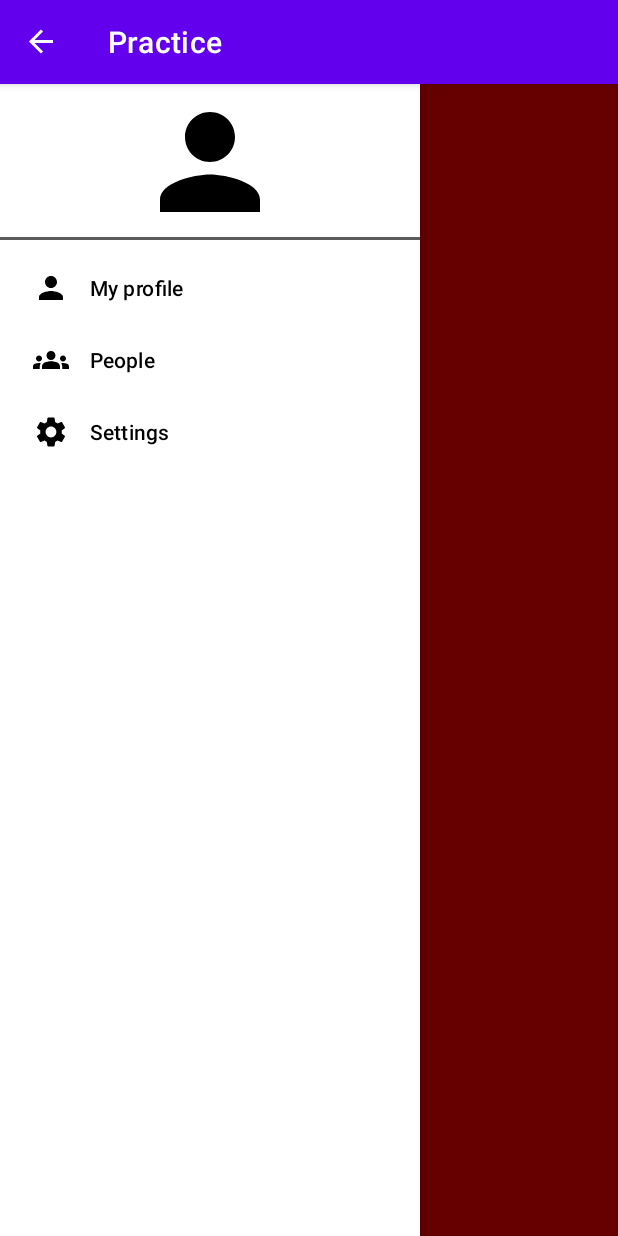
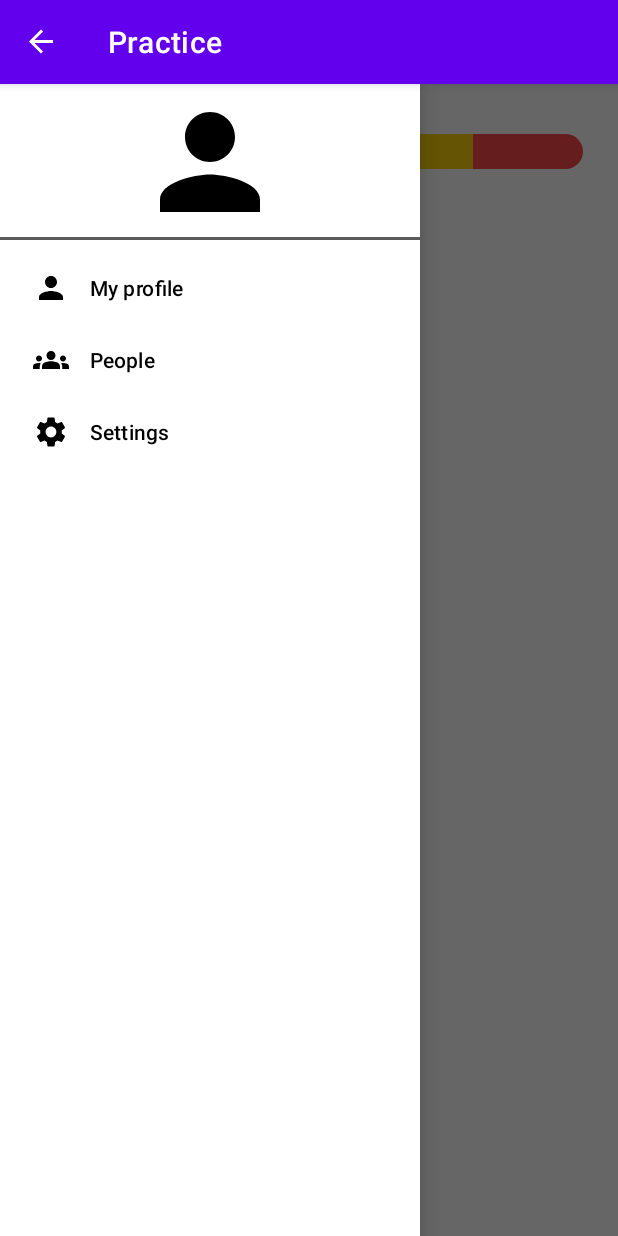
Before and after one commit to Jaya-supriya-somasani/Practice, an Android app: the SettingsFragment screen opened through its navigation route, with the side drawer open, on a phone screen of 412 x 824 dp. Run offline under Robolectric (Android 15) with nearby library versions, the phone set to English and light mode, and no system bars; our stand-ins replace data binding, navigation-ui; 5 statements that could not run were skipped.

Commit message:
1.views with binding

```diff
--- /dev/null
+++ b/app/src/main/res/drawable/first_button.xml
@@ -0,0 +1,10 @@
+<?xml version="1.0" encoding="utf-8"?>
+<shape xmlns:android="http://schemas.android.com/apk/res/android"
+    android:shape="rectangle">
+
+    <solid android:color="#71e95e" />
+
+    <corners
+        android:bottomLeftRadius="20dp"
+        android:topLeftRadius="20dp" />
+</shape>
--- /dev/null
+++ b/app/src/main/res/drawable/five_button.xml
@@ -0,0 +1,10 @@
+<?xml version="1.0" encoding="utf-8"?>
+<shape xmlns:android="http://schemas.android.com/apk/res/android"
+    android:shape="rectangle">
+
+    <solid android:color="#ff4848" />
+
+    <corners
+        android:bottomRightRadius="35dp"
+        android:topRightRadius="35dp" />
+</shape>
--- /dev/null
+++ b/app/src/main/res/drawable/fourth_button.xml
@@ -0,0 +1,5 @@
+<?xml version="1.0" encoding="utf-8"?>
+<shape xmlns:android="http://schemas.android.com/apk/res/android"
+    android:shape="rectangle">
+    <solid android:color="#fad207" />
+</shape>
--- /dev/null
+++ b/app/src/main/res/drawable/second_button.xml
@@ -0,0 +1,5 @@
+<?xml version="1.0" encoding="utf-8"?>
+<shape xmlns:android="http://schemas.android.com/apk/res/android"
+    android:shape="rectangle">
+    <solid android:color="#fda428" />
+</shape>
--- /dev/null
+++ b/app/src/main/res/drawable/third_button.xml
@@ -0,0 +1,5 @@
+<?xml version="1.0" encoding="utf-8"?>
+<shape xmlns:android="http://schemas.android.com/apk/res/android"
+    android:shape="rectangle">
+    <solid android:color="#2edffc" />
+</shape>
--- /dev/null
+++ b/app/src/main/res/layout/fragment_graph.xml
@@ -0,0 +1,79 @@
+<?xml version="1.0" encoding="utf-8"?>
+<layout>
+
+    <data>
+
+        <variable
+            name="correct"
+            type="int" />
+
+        <variable
+            name="skipped"
+            type="int" />
+
+        <variable
+            name="incorrect"
+            type="int" />
+
+        <variable
+            name="partial"
+            type="int" />
+
+        <variable
+            name="skippedNotVisited"
+            type="int" />
+    </data>
+
+    <LinearLayout xmlns:android="http://schemas.android.com/apk/res/android"
+        xmlns:app="http://schemas.android.com/apk/res-auto"
+        android:layout_width="match_parent"
+        android:layout_height="50dp"
+        android:background="#FFFFFF"
+        android:orientation="horizontal"
+        android:padding="3dp">
+
+        <View
+            android:id="@+id/firstBtn"
+            android:layout_width="0dp"
+            android:layout_height="match_parent"
+            android:layout_weight="1"
+            android:background="@drawable/first_button"
+            app:variable_weight="@{correct}" />
+
+        <View
+            android:id="@+id/secondBtn"
+            android:layout_width="0dp"
+            android:layout_height="match_parent"
+            android:layout_marginVertical="10dp"
+            android:layout_weight="1"
+            android:background="@drawable/second_button"
+            app:variable_weight="@{skipped}" />
+
+        <View
+            android:id="@+id/thirdBtn"
+            android:layout_width="0dp"
+            android:layout_height="match_parent"
+            android:layout_marginVertical="10dp"
+            android:layout_weight="1"
+            android:background="@drawable/third_button"
+            app:variable_weight="@{partial}" />
+
+        <View
+            android:id="@+id/fourthBtn"
+            android:layout_width="0dp"
+            android:layout_height="match_parent"
+            android:layout_marginVertical="10dp"
+            android:layout_weight="1"
+            android:background="@drawable/fourth_button"
+            app:variable_weight="@{skippedNotVisited}" />
+
+        <View
+            android:id="@+id/fifthBtn"
+            android:layout_width="0dp"
+            android:layout_height="match_parent"
+            android:layout_marginVertical="10dp"
+            android:layout_weight="1"
+            android:background="@drawable/five_button"
+            app:variable_weight="@{incorrect}" />
+    </LinearLayout>
+</layout>
--- a/app/src/main/res/layout/fragment_profile.xml
+++ b/app/src/main/res/layout/fragment_profile.xml
@@ -64,6 +64,7 @@
             app:layout_constraintStart_toEndOf="@id/fadeInBtn"
             android:textAllCaps="false"
             android:text="@string/fadeout_btn"
+            android:background="@drawable/button_shadow"
             android:layout_width="wrap_content"
             android:layout_height="wrap_content"/>
 
--- a/app/src/main/res/values/strings.xml
+++ b/app/src/main/res/values/strings.xml
@@ -14,4 +14,5 @@
     <string name="my_profile_tv">My profile</string>
     <string name="settings_tv">Settings</string>
     <string name="user_image_tv">User Image</string>
+    <string name="question_wise_analysis_tv">Question-wise Analysis</string>
 </resources>
```
Also changed, not shown: app/src/main/res/drawable/button_shadow.xml (added, +17 -0 lines), app/src/main/res/drawable/linear_gradient.xml (+28 -5 lines), app/src/main/res/layout/fragment_settings.xml (+80 -3 lines).
